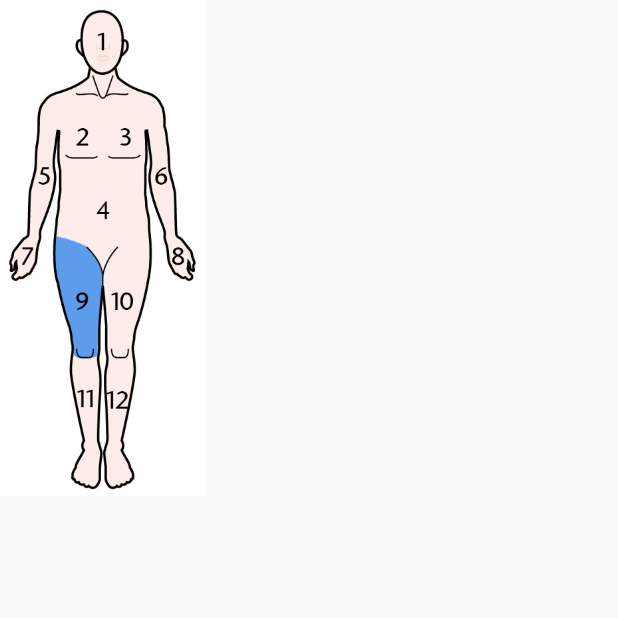
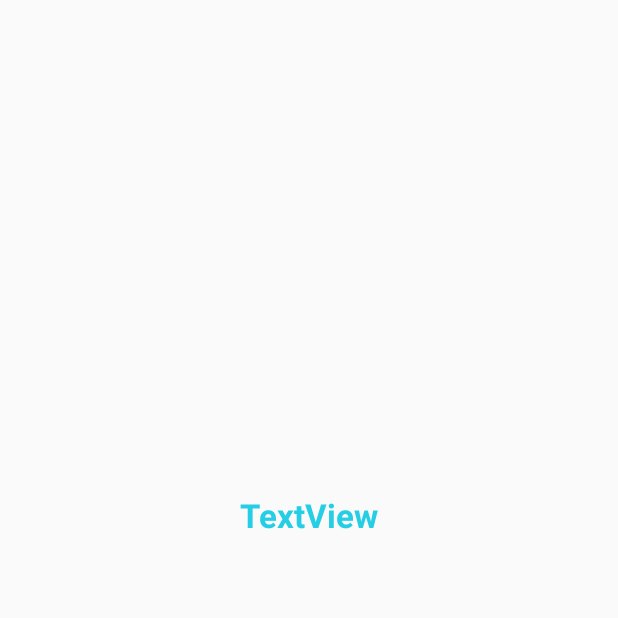
Before and after one commit to lbug/Wundmanagement, an Android app: the WoundHistory screen opened directly, with no data from a screen before it, on a phone screen of 412 x 824 dp, the top half of it. Run offline under Robolectric (Android 15) with nearby library versions, the phone set to English and light mode, and no system bars; 4 statements that could not run were skipped.

Commit message:
Show Woundsize implemented

```diff
--- a/app/src/main/java/com/example/abdullah/myapplicationwe/Datenbank/DBHelper.java
+++ b/app/src/main/java/com/example/abdullah/myapplicationwe/Datenbank/DBHelper.java
@@ -28,6 +28,7 @@ public class DBHelper extends SQLiteOpenHelper{
                     COLUMN_HEIGTH + " REAL NOT NULL," +
                     COLUMN_WIDTH + " REAL NOT NULL," +
                     COLUMN_SECTOR + " INTEGER," +
+                    COLUMN_WOUNDSIZE + " REAL NOT NULL," +
                     "PRIMARY KEY(" + COLUMN_ID + "," + COLUMN_TIMESTAMP + "));";
 
     public DBHelper(Context context) {
--- a/app/src/main/java/com/example/abdullah/myapplicationwe/DetectorCamera.java
+++ b/app/src/main/java/com/example/abdullah/myapplicationwe/DetectorCamera.java
@@ -326,7 +326,7 @@ public class DetectorCamera extends AppCompatActivity implements CameraBridgeVie
         intent.putExtra("rectSizeHeight", rectSizeHeight);
         intent.putExtra("rectSizeWidth", rectSizeWidth);
 
-        dataSource.createPicture(procpath, rectSizeHeight, rectSizeWidth);
+        dataSource.createPicture(procpath, rectSizeHeight, rectSizeWidth, woundSize);
 
         startActivity(intent);
     }
--- a/app/src/main/java/com/example/abdullah/myapplicationwe/WoundHistory.java
+++ b/app/src/main/java/com/example/abdullah/myapplicationwe/WoundHistory.java
@@ -25,6 +25,7 @@ public class WoundHistory extends AppCompatActivity {
     public static ArrayList<String> timestamps;
     public static ArrayList<String> heights;
     public static ArrayList<String> widths;
+    public static ArrayList<String> sizes;
     public static int pictureIndex = 0;
     private static WoundHistory instance;
     Dashboard dashboard;
@@ -65,11 +66,11 @@ public class WoundHistory extends AppCompatActivity {
         timestamps = getIntent().getStringArrayListExtra("PictureTimestamps");
         heights = getIntent().getStringArrayListExtra("PictureHeights");
         widths = getIntent().getStringArrayListExtra("PictureWidths");
+        sizes = getIntent().getStringArrayListExtra("PictureSizes");
         this.setFirstImage(0);
     }
 
     public void setFirstImage(int pictureSet) {
-
 
         Long unixTime = Long.parseLong(timestamps.get(pictureIndex));
         Date zeit = new Date(unixTime * 1000L);
@@ -100,7 +101,7 @@ public class WoundHistory extends AppCompatActivity {
 
                 Bitmap bitmap = BitmapFactory.decodeFile(filepaths.get(pictureIndex));
                 imageView.setImageBitmap(bitmap);
-                textView.setText("Höhe: " + heights.get(pictureIndex) + "\nBreite: " + widths.get(pictureIndex) + "\nZeit: " + formattedDate);
+                textView.setText("Wundgröße: " + sizes.get(pictureIndex) + "\nHöhe: " + heights.get(pictureIndex) + "\nBreite: " + widths.get(pictureIndex) + "\nZeit: " + formattedDate);
             } catch (Exception e) {
                 e.printStackTrace();
                 Log.d("Datenbank", "Abgestürzt");
@@ -143,7 +144,7 @@ public class WoundHistory extends AppCompatActivity {
 
                 Bitmap bitmap = BitmapFactory.decodeFile(filepaths.get(pictureIndex));
                 imageView.setImageBitmap(bitmap);
-                textView.setText("Höhe: " + heights.get(pictureIndex) + "\nBreite: " + widths.get(pictureIndex) + "\nZeit: " + formattedDate);
+                textView.setText("Wundgröße: " + sizes.get(pictureIndex) + "Höhe: " + heights.get(pictureIndex) + "\nBreite: " + widths.get(pictureIndex) + "\nZeit: " + formattedDate);
             }
             catch (Exception e){
                 e.printStackTrace();
--- a/app/src/main/res/layout/activity_main.xml
+++ b/app/src/main/res/layout/activity_cameradetector.xml
@@ -1,7 +1,7 @@
 <?xml version="1.0" encoding="utf-8"?>
 <android.support.constraint.ConstraintLayout xmlns:android="http://schemas.android.com/apk/res/android"
-    android:layout_width="1920px"
-    android:layout_height="1080px"
+    android:layout_width="1280px"
+    android:layout_height="720px"
     xmlns:opencv="http://schemas.android.com/apk/res-auto">
 
     <org.opencv.android.JavaCameraView
--- a/app/src/main/res/layout/activity_dashboard.xml
+++ b/app/src/main/res/layout/activity_dashboard.xml
@@ -34,6 +34,7 @@
             android:layout_height="wrap_content"
             android:layout_marginTop="180px"
             android:layout_weight="1"
+            android:onClick="history"
             app:srcCompat="@mipmap/dash2" />
     </LinearLayout>
 
--- a/app/src/main/res/layout/activity_woundhistory.xml
+++ b/app/src/main/res/layout/activity_woundhistory.xml
@@ -10,13 +10,31 @@
         android:id="@+id/imageView2"
         android:layout_width="1280px"
         android:layout_height="720px"
-        />
+        tools:layout_editor_absoluteX="0dp"
+        tools:layout_editor_absoluteY="0dp" />
 
     <ImageView
         android:id="@+id/imageView3"
         android:layout_width="205px"
         android:layout_height="496px"
-        app:srcCompat="@mipmap/img9"
 
         />
+
+    <TextView
+        android:id="@+id/pictureInfos"
+        android:layout_width="wrap_content"
+        android:layout_height="wrap_content"
+        android:layout_gravity="center_horizontal"
+        android:layout_marginStart="8dp"
+        android:layout_marginTop="8dp"
+        android:layout_marginEnd="8dp"
+        android:text="TextView"
+        android:textAppearance="@style/TextAppearance.AppCompat.Large"
+        android:textColor="#FF26CEE5"
+        android:textStyle="bold"
+        app:layout_constraintBottom_toBottomOf="@+id/imageView2"
+        app:layout_constraintEnd_toEndOf="parent"
+        app:layout_constraintStart_toStartOf="parent"
+        app:layout_constraintTop_toTopOf="@+id/imageView2"
+        app:layout_constraintVertical_bias="0.725" />
 </android.support.constraint.ConstraintLayout>
```
Also changed, not shown: app/src/main/java/com/example/abdullah/myapplicationwe/Dashboard.java (+8 -9 lines), app/src/main/java/com/example/abdullah/myapplicationwe/Datenbank/DBDataSource.java (+6 -6 lines), app/src/main/java/com/example/abdullah/myapplicationwe/Datenbank/Picture.java (+10 -9 lines), 4 other files.
